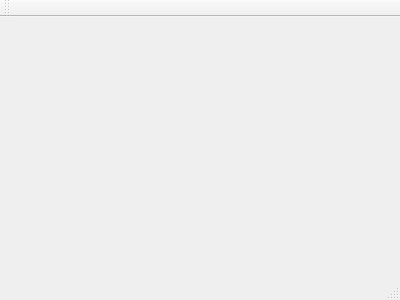
Above: mainwindow.ui from jcespinoza/SnakeGame before the change. Below: the same form after it.
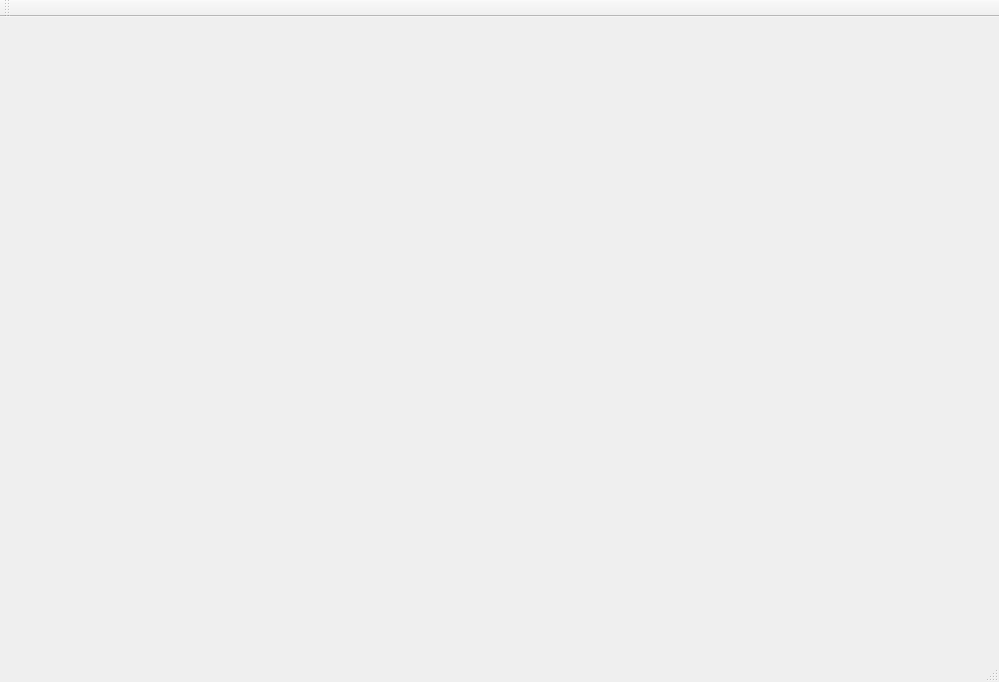
That is the form after the change.

The edit to the form file:
```diff
--- a/mainwindow.ui
+++ b/mainwindow.ui
@@ -1,24 +1,51 @@
 <ui version="4.0">
  <class>MainWindow</class>
- <widget class="QMainWindow" name="MainWindow" >
-  <property name="geometry" >
+ <widget class="QMainWindow" name="MainWindow">
+  <property name="geometry">
    <rect>
     <x>0</x>
     <y>0</y>
-    <width>400</width>
-    <height>300</height>
+    <width>999</width>
+    <height>682</height>
    </rect>
   </property>
   <property name="windowTitle" >
    <string>MainWindow</string>
   </property>
-  <widget class="QMenuBar" name="menuBar" />
-  <widget class="QToolBar" name="mainToolBar" />
-  <widget class="QWidget" name="centralWidget" />
-  <widget class="QStatusBar" name="statusBar" />
+  <widget class="QWidget" name="centralWidget">
+   <widget class="QWidget" name="gridLayoutWidget">
+    <property name="geometry">
+     <rect>
+      <x>10</x>
+      <y>0</y>
+      <width>971</width>
+      <height>611</height>
+     </rect>
+    </property>
+    <layout class="QGridLayout" name="grid"/>
+   </widget>
+  </widget>
+  <widget class="QMenuBar" name="menuBar">
+   <property name="geometry">
+    <rect>
+     <x>0</x>
+     <y>0</y>
+     <width>999</width>
+     <height>21</height>
+    </rect>
+   </property>
+  </widget>
+  <widget class="QToolBar" name="mainToolBar">
+   <attribute name="toolBarArea">
+    <enum>TopToolBarArea</enum>
+   </attribute>
+   <attribute name="toolBarBreak">
+    <bool>false</bool>
+   </attribute>
+  </widget>
+  <widget class="QStatusBar" name="statusBar"/>
  </widget>
- <layoutDefault spacing="6" margin="11" />
- <pixmapfunction></pixmapfunction>
+ <layoutdefault spacing="6" margin="11"/>
  <resources/>
  <connections/>
 </ui>
```
Left out of the diff: 3 changed lines with no effect on the pictures.
